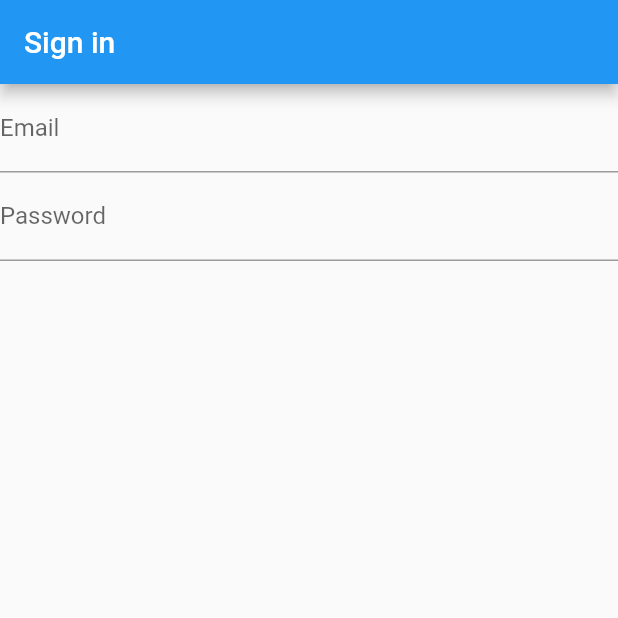
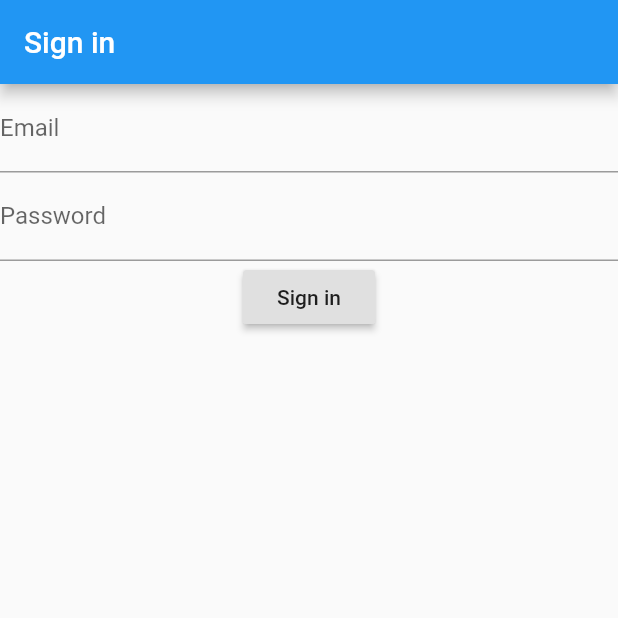
Before and after one commit to lukasstransky/FlutterStockPatterns, a Flutter app: the screen it shows after launch, on a phone screen of 412 x 824 dp, the top half of it. Run offline on Flutter 3.47's test engine with Material 2 defaults, Android fonts, the phone set to English and light mode, and no system bars.

Commit message:
added sign in button

```diff
--- a/stock_patterns/lib/Setup/signIn.dart
+++ b/stock_patterns/lib/Setup/signIn.dart
@@ -36,6 +36,10 @@ class LoginPageState extends State<LoginPage>{
               onSaved: (input) => _password = input,
               decoration: InputDecoration(labelText: 'Password'),
               obscureText: true,
+            ),
+            RaisedButton(
+              onPressed: () {},
+              child: Text('Sign in'),
             )
           ],
         ),
```
